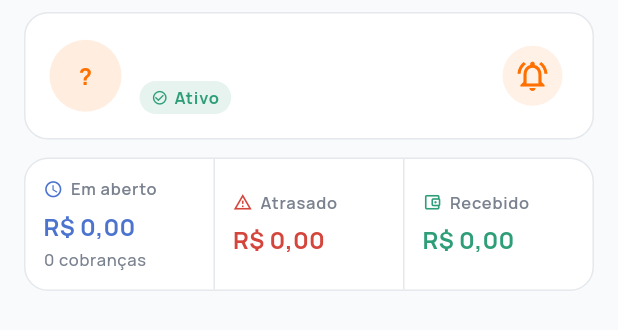
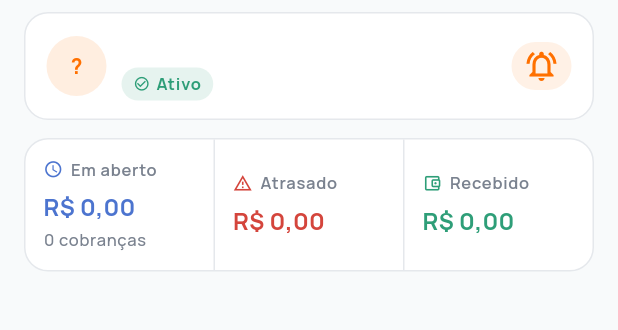
Before and after one commit to Moonlocker/controlasimples_app, a Flutter app: the _ClientHeader widget shown alone on an empty page, opened directly with empty values, on a phone screen of 412 x 824 dp. Shown: the top 330 px of the screen. Run offline on Flutter 3.47's test engine with Material 3 defaults, Android fonts, the phone set to English and light mode, and no system bars; our stand-ins replace fl_chart, flutter_local_notifications, flutter_riverpod, go_router, google_fonts, image_picker and 6 more; missing offline and left inert: local_auth_android, local_auth_darwin; accounts and stored records are empty.

Commit message:
Compacta card do cliente e indica avisos desligados no icone

```diff
--- a/lib/features/charges/charge_config_sheets.dart
+++ b/lib/features/charges/charge_config_sheets.dart
@@ -5,6 +5,7 @@ import '../../core/theme/app_colors.dart';
 import '../../core/utils/error_messages.dart';
 import '../../models/notification_preferences.dart';
 import '../../repositories/notifications_repository.dart';
+import '../../repositories/workspace_providers.dart';
 import '../../widgets/app_form_sheet.dart';
 import '../settings/payment_providers_section.dart';
 
@@ -86,6 +87,7 @@ class _ClientNotificationSheetState
       );
       ref.invalidate(notificationSettingsProvider);
       ref.invalidate(clientNotificationContextProvider(widget.clientId));
+      ref.invalidate(workspaceProvider);
       if (mounted) {
         ScaffoldMessenger.of(context).showSnackBar(
           const SnackBar(content: Text('Preferências de avisos salvas.')),
--- a/lib/features/clients/client_detail_screen.dart
+++ b/lib/features/clients/client_detail_screen.dart
@@ -311,7 +311,7 @@ class _ClientHeader extends ConsumerWidget {
         crossAxisAlignment: CrossAxisAlignment.stretch,
         children: [
           Container(
-            padding: const EdgeInsets.all(16),
+            padding: const EdgeInsets.fromLTRB(14, 12, 14, 12),
             decoration: BoxDecoration(
               color: AppColors.surface,
               borderRadius: BorderRadius.circular(16),
@@ -323,32 +323,32 @@ class _ClientHeader extends ConsumerWidget {
                 Row(
                   children: [
                     CircleAvatar(
-                      radius: 24,
+                      radius: 20,
                       backgroundColor: AppColors.primary.withValues(
                         alpha: 0.12,
                       ),
                       child: Text(
                         initials(client.name),
-                        style: textTheme.titleMedium?.copyWith(
+                        style: textTheme.titleSmall?.copyWith(
                           color: AppColors.primary,
                           fontWeight: FontWeight.w700,
                         ),
                       ),
                     ),
-                    const SizedBox(width: 12),
+                    const SizedBox(width: 10),
                     Expanded(
                       child: Column(
                         crossAxisAlignment: CrossAxisAlignment.start,
                         children: [
                           Text(
                             client.name,
-                            style: textTheme.titleMedium?.copyWith(
+                            style: textTheme.titleSmall?.copyWith(
                               fontWeight: FontWeight.w700,
                             ),
                             maxLines: 1,
                             overflow: TextOverflow.ellipsis,
                           ),
-                          const SizedBox(height: 5),
+                          const SizedBox(height: 4),
                           Wrap(
                             spacing: 6,
                             runSpacing: 6,
@@ -379,10 +379,7 @@ class _ClientHeader extends ConsumerWidget {
                         ],
                       ),
                     ),
-                    const SizedBox(width: 8),
-                    Column(
-                      mainAxisSize: MainAxisSize.min,
-                      children: [
+                    const SizedBox(width: 4),
                     if (hasPhone)
                       IconButton(
                         tooltip: 'Abrir conversa no WhatsApp',
@@ -396,51 +393,61 @@ class _ClientHeader extends ConsumerWidget {
                               : digits;
                           launchUrl(Uri.parse('https://wa.me/$number'));
                         },
-                            icon: const WhatsAppIcon(size: 22),
+                        icon: const WhatsAppIcon(size: 20),
+                        visualDensity: VisualDensity.compact,
                         style: IconButton.styleFrom(
                           backgroundColor: const Color(0xFF25D366)
                               .withValues(alpha: 0.12),
                         ),
                       ),
                     IconButton(
-                          tooltip: 'Avisos automáticos deste cliente',
+                      tooltip: client.notificationsEnabled
+                          ? 'Avisos automáticos ativados'
+                          : 'Avisos automáticos desativados',
                       onPressed: () => showClientNotificationSheet(
                         context,
                         clientId: client.id,
                       ),
-                          icon: const Icon(
-                            Icons.notifications_active_outlined,
-                            color: AppColors.primary,
+                      icon: Icon(
+                        client.notificationsEnabled
+                            ? Icons.notifications_active_outlined
+                            : Icons.notifications_off_outlined,
+                        color: client.notificationsEnabled
+                            ? AppColors.primary
+                            : AppColors.mutedForeground,
                       ),
+                      visualDensity: VisualDensity.compact,
                       style: IconButton.styleFrom(
-                            backgroundColor: AppColors.primary.withValues(
-                              alpha: 0.10,
-                            ),
+                        backgroundColor: client.notificationsEnabled
+                            ? AppColors.primary.withValues(alpha: 0.10)
+                            : AppColors.muted,
                       ),
                     ),
                   ],
                 ),
-                  ],
-                ),
                 if (hasPhone || hasDocument || hasEmail) ...[
-                  const SizedBox(height: 14),
-                  const Divider(height: 1),
-                  const SizedBox(height: 12),
+                  const SizedBox(height: 8),
+                  Wrap(
+                    spacing: 14,
+                    runSpacing: 6,
+                    children: [
                       if (hasPhone)
-                    _ContactLine(
+                        _ContactItem(
                           icon: Icons.call_outlined,
                           value: client.phone!,
                         ),
                       if (hasDocument)
-                    _ContactLine(
+                        _ContactItem(
                           icon: Icons.badge_outlined,
                           label: 'CPF/CNPJ',
                           value: client.document!,
                         ),
                       if (hasEmail)
-                    _ContactLine(
+                        _ContactItem(
                           icon: Icons.mail_outline,
                           value: client.email!,
+                        ),
+                    ],
                   ),
                 ],
               ],
@@ -480,8 +487,8 @@ class _ClientHeader extends ConsumerWidget {
   }
 }
 
-class _ContactLine extends StatelessWidget {
-  const _ContactLine({required this.icon, required this.value, this.label});
+class _ContactItem extends StatelessWidget {
+  const _ContactItem({required this.icon, required this.value, this.label});
 
   final IconData icon;
   final String value;
@@ -490,14 +497,12 @@ class _ContactLine extends StatelessWidget {
   @override
   Widget build(BuildContext context) {
     final textTheme = Theme.of(context).textTheme;
-    return Padding(
-      padding: const EdgeInsets.only(bottom: 8),
-      child: Row(
-        crossAxisAlignment: CrossAxisAlignment.start,
+    return Row(
+      mainAxisSize: MainAxisSize.min,
       children: [
-          Icon(icon, size: 16, color: AppColors.mutedForeground),
-          const SizedBox(width: 10),
-          Expanded(
+        Icon(icon, size: 14, color: AppColors.mutedForeground),
+        const SizedBox(width: 5),
+        Flexible(
           child: Text.rich(
             TextSpan(
               children: [
@@ -513,10 +518,11 @@ class _ContactLine extends StatelessWidget {
               ],
             ),
             style: textTheme.bodySmall?.copyWith(fontWeight: FontWeight.w500),
+            maxLines: 1,
+            overflow: TextOverflow.ellipsis,
           ),
         ),
       ],
-      ),
     );
   }
 }
--- a/pubspec.yaml
+++ b/pubspec.yaml
@@ -16,7 +16,7 @@ publish_to: 'none' # Remove this line if you wish to publish to pub.dev
 # https://developer.apple.com/library/archive/documentation/General/Reference/InfoPlistKeyReference/Articles/CoreFoundationKeys.html
 # In Windows, build-name is used as the major, minor, and patch parts
 # of the product and file versions while build-number is used as the build suffix.
-version: 1.0.0+19
+version: 1.0.0+20
 
 environment:
   sdk: ^3.13.3
```
Lines whose indentation alone changed are shown as unchanged.
